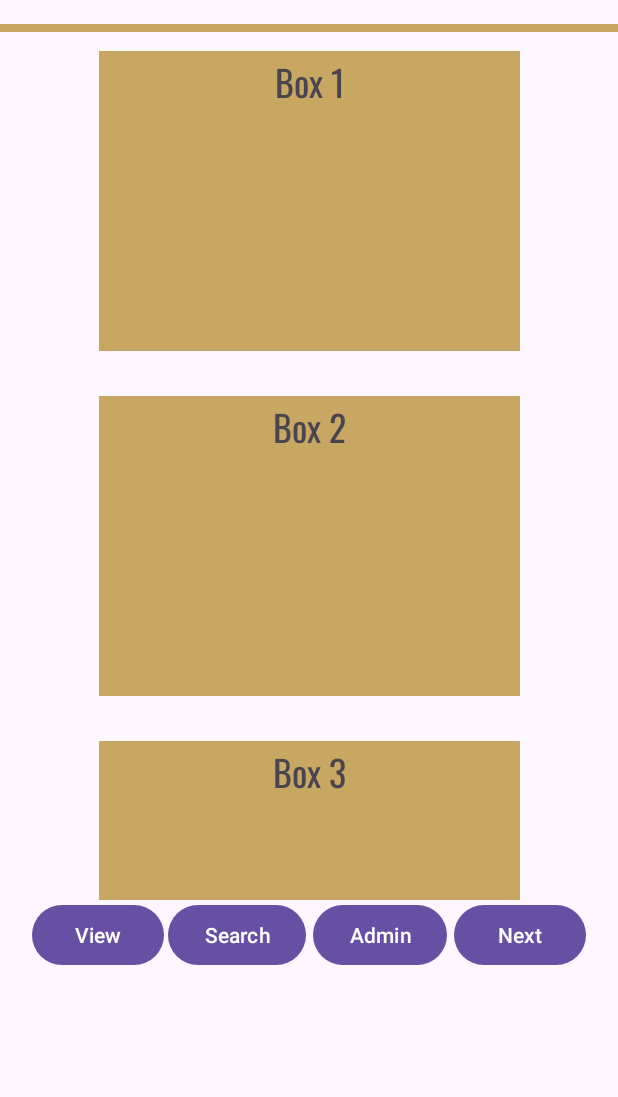
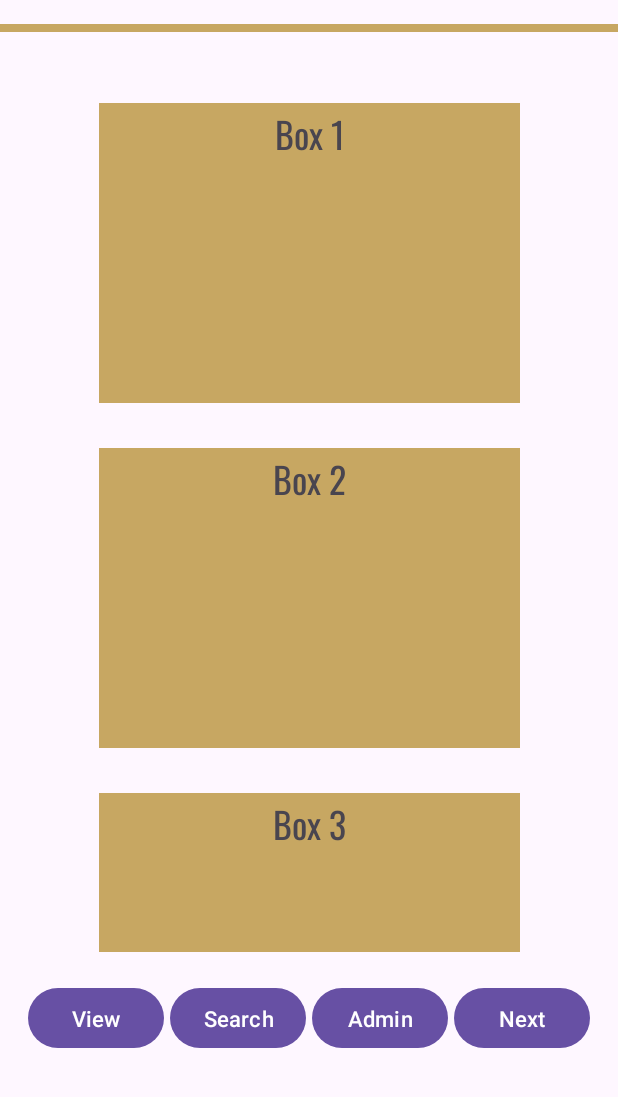
Before and after one commit to AlexanderCaza/b07Group2, an Android app: the screen it shows after launch (MainActivity), on a phone screen of 412 x 824 dp, the part 139-1236 px from its top. Run offline under Robolectric (Android 15) with nearby library versions, the phone set to English and light mode, and no system bars.

Commit message:
fix: fixed formatting issues of activity_main.xml, activity_home_fragment.xml, and fragment_blank.xml to ensure cohesiveness on other phones

```diff
--- a/TAAMApp/app/src/main/java/com/b07group2/taamapp/HomeFragment.java
+++ b/TAAMApp/app/src/main/java/com/b07group2/taamapp/HomeFragment.java
@@ -80,7 +80,7 @@ public class HomeFragment extends Fragment {
         buttonNext.setOnClickListener(v -> {
             if (currentPage < maxPage - 1) {
                 currentPage++;
-                boxListHistory.add(new ArrayList<>(boxAdapter.getBoxList())); // Save current box list
+                boxListHistory.add(new ArrayList<>(boxAdapter.getBoxList()));
                 List<String> nextPageItems = getCurrentPageItems();
                 boxAdapter.setBoxList(nextPageItems);
                 boxAdapter.notifyDataSetChanged();
@@ -88,7 +88,7 @@ public class HomeFragment extends Fragment {
             }
         });
 
-        boxListHistory.add(new ArrayList<>(boxList)); // Initial box list history
+        boxListHistory.add(new ArrayList<>(boxList));
 
         return view;
     }
@@ -110,7 +110,7 @@ public class HomeFragment extends Fragment {
     private void loadFragment(Fragment fragment) {
         FragmentTransaction transaction = getParentFragmentManager().beginTransaction();
         transaction.replace(R.id.fragment_home_container, fragment);
-        transaction.addToBackStack(null); // Add the transaction to the back stack
+        transaction.addToBackStack(null);
         transaction.commit();
     }
 
--- a/TAAMApp/app/src/main/res/layout/activity_home_fragment.xml
+++ b/TAAMApp/app/src/main/res/layout/activity_home_fragment.xml
@@ -6,60 +6,92 @@
     android:layout_height="match_parent"
     tools:context=".HomeFragment">
 
-    <Button
-        android:id="@+id/buttonAdmin"
-        android:layout_width="wrap_content"
-        android:layout_height="wrap_content"
-        android:layout_marginEnd="28dp"
-        android:layout_marginBottom="148dp"
-        android:text="Admin"
-        app:layout_constraintBottom_toBottomOf="parent"
-        app:layout_constraintEnd_toEndOf="parent"
-        app:layout_constraintHorizontal_bias="0.716"
-        app:layout_constraintStart_toStartOf="parent" />
-
-    <Button
-        android:id="@+id/buttonView"
-        android:layout_width="wrap_content"
-        android:layout_height="wrap_content"
-        android:layout_marginStart="16dp"
-        android:layout_marginBottom="148dp"
-        android:text="View"
-        app:layout_constraintBottom_toBottomOf="parent"
-        app:layout_constraintStart_toStartOf="parent" />
-
     <androidx.recyclerview.widget.RecyclerView
         android:id="@+id/recyclerView"
         android:layout_width="331dp"
         android:layout_height="586dp"
         android:scrollbars="vertical"
-        app:layout_constraintBottom_toTopOf="@id/buttonView"
+        app:layout_constraintBottom_toTopOf="@+id/linearLayout"
         app:layout_constraintEnd_toEndOf="parent"
         app:layout_constraintStart_toStartOf="parent"
         app:layout_constraintTop_toTopOf="parent"
-        app:layout_constraintVertical_bias="1.0" />
+        app:layout_constraintVertical_bias="0.453" />
+
+    <LinearLayout
+        android:id="@+id/linearLayout"
+        android:layout_width="0dp"
+        android:layout_height="63dp"
+        android:layout_marginBottom="4dp"
+        android:gravity="center"
+        android:orientation="horizontal"
+        app:layout_constraintBottom_toBottomOf="parent"
+        app:layout_constraintEnd_toEndOf="parent"
+        app:layout_constraintHorizontal_bias="0.0"
+        app:layout_constraintStart_toStartOf="parent">
+
+        <Button
+            android:id="@+id/buttonView"
+            android:layout_width="0dp"
+            android:layout_height="wrap_content"
+            android:layout_margin="2dp"
+            android:layout_marginStart="0dp"
+            android:layout_marginBottom="0dp"
+            android:layout_weight="1"
+            android:autoSizeTextType="uniform"
+            android:paddingLeft="4dp"
+            android:paddingTop="10dp"
+            android:paddingRight="4dp"
+            android:paddingBottom="10dp"
+            android:text="View"
+            app:cornerRadius="50px" />
 
         <Button
             android:id="@+id/buttonSearch"
-        android:layout_width="wrap_content"
+            android:layout_width="0dp"
             android:layout_height="wrap_content"
-        android:layout_marginBottom="148dp"
+            android:layout_margin="2dp"
+            android:layout_marginBottom="0dp"
+            android:layout_weight="1"
+            android:autoSizeTextType="uniform"
+            android:paddingLeft="4dp"
+            android:paddingTop="10dp"
+            android:paddingRight="4dp"
+            android:paddingBottom="10dp"
             android:text="Search"
-        app:layout_constraintBottom_toBottomOf="parent"
-        app:layout_constraintEnd_toStartOf="@+id/buttonAdmin"
-        app:layout_constraintHorizontal_bias="0.322"
-        app:layout_constraintStart_toEndOf="@+id/buttonView" />
+            app:cornerRadius="50px" />
+
+        <Button
+            android:id="@+id/buttonAdmin"
+            android:layout_width="0dp"
+            android:layout_height="wrap_content"
+            android:layout_margin="2dp"
+            android:layout_marginEnd="0dp"
+            android:layout_marginBottom="0dp"
+            android:layout_weight="1"
+            android:autoSizeTextType="uniform"
+            android:paddingLeft="4dp"
+            android:paddingTop="10dp"
+            android:paddingRight="4dp"
+            android:paddingBottom="10dp"
+            android:text="Admin"
+            app:cornerRadius="50px" />
 
         <Button
             android:id="@+id/buttonNext"
-        android:layout_width="wrap_content"
+            android:layout_width="0dp"
             android:layout_height="wrap_content"
-        android:layout_marginStart="4dp"
-        android:layout_marginEnd="16dp"
-        android:layout_marginBottom="148dp"
+            android:layout_margin="2dp"
+            android:layout_marginStart="0dp"
+            android:layout_marginEnd="0dp"
+            android:layout_marginBottom="0dp"
+            android:layout_weight="1"
+            android:autoSizeTextType="uniform"
+            android:paddingLeft="4dp"
+            android:paddingTop="10dp"
+            android:paddingRight="4dp"
+            android:paddingBottom="10dp"
             android:text="Next"
-        app:layout_constraintBottom_toBottomOf="parent"
-        app:layout_constraintEnd_toEndOf="parent"
-        app:layout_constraintStart_toEndOf="@+id/buttonAdmin" />
+            app:cornerRadius="50px" />
+    </LinearLayout>
 
 </androidx.constraintlayout.widget.ConstraintLayout>
--- a/TAAMApp/app/src/main/res/layout/activity_main.xml
+++ b/TAAMApp/app/src/main/res/layout/activity_main.xml
@@ -32,8 +32,9 @@
 
     <FrameLayout
         android:id="@+id/fragment_home_container"
-        android:layout_width="401dp"
-        android:layout_height="774dp"
+        android:layout_width="0dp"
+        android:layout_height="0dp"
+        android:layout_margin="25px"
         app:layout_constraintBottom_toBottomOf="parent"
         app:layout_constraintEnd_toEndOf="parent"
         app:layout_constraintStart_toStartOf="parent"
@@ -48,6 +49,7 @@
         app:layout_constraintBottom_toTopOf="@+id/fragment_home_container"
         app:layout_constraintEnd_toEndOf="parent"
         app:layout_constraintTop_toBottomOf="@+id/view"
-        app:layout_constraintVertical_bias="1.0" />
+        app:layout_constraintVertical_bias="1.0"
+        tools:layout="@layout/fragment_boxes" />
 
 </androidx.constraintlayout.widget.ConstraintLayout>
--- a/TAAMApp/app/src/main/res/layout/fragment_blank.xml
+++ b/TAAMApp/app/src/main/res/layout/fragment_blank.xml
@@ -9,10 +9,12 @@
 
     <TextView
         android:id="@+id/textView3"
-        android:layout_width="349dp"
-        android:layout_height="115dp"
-        android:layout_marginTop="157dp"
-        android:layout_marginBottom="516dp"
+        android:layout_width="356dp"
+        android:layout_height="35dp"
+        android:layout_marginStart="31dp"
+        android:layout_marginTop="50dp"
+        android:layout_marginEnd="31dp"
+        android:layout_marginBottom="50dp"
         android:text="IF YOU SEE THIS THEN IT WORKED!!"
         android:textAlignment="center"
         android:textSize="20sp"
@@ -20,7 +22,6 @@
         app:layout_constraintBottom_toBottomOf="parent"
         app:layout_constraintEnd_toEndOf="parent"
         app:layout_constraintStart_toStartOf="parent"
-        app:layout_constraintTop_toTopOf="parent"
-        app:layout_constraintVertical_bias="1.0" />
+        app:layout_constraintTop_toTopOf="parent" />
 
 </androidx.constraintlayout.widget.ConstraintLayout>
```
Lines whose indentation alone changed are shown as unchanged.
